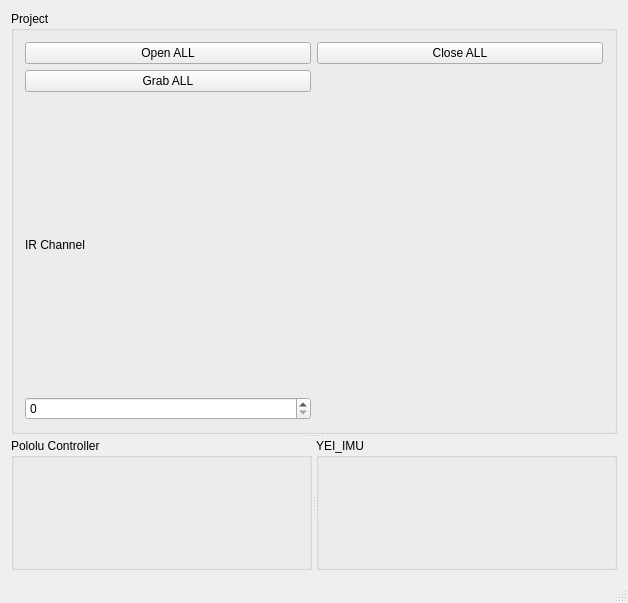
Before: the Qt Designer form mainwindow.ui in SilvioGiancola/OdroidXU4, drawn with Qt 5.
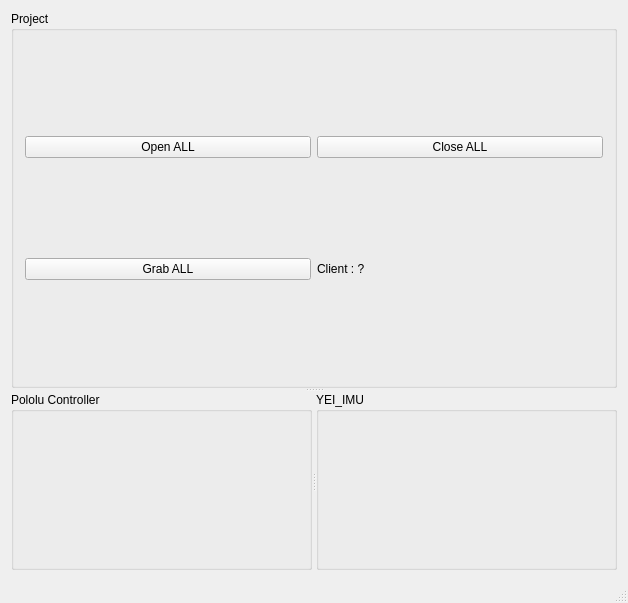
After: the same form once the commit is applied. Custom widgets are drawn as their Qt base class.

What changed in the file:
```diff
--- a/mainwindow.ui
+++ b/mainwindow.ui
@@ -52,17 +52,10 @@
           </property>
          </widget>
         </item>
-        <item row="3" column="1">
-         <widget class="QLabel" name="label">
+        <item row="2" column="2">
+         <widget class="QLabel" name="label_ClientState">
           <property name="text">
-           <string>IR Channel</string>
-          </property>
-         </widget>
-        </item>
-        <item row="4" column="1">
-         <widget class="QSpinBox" name="spinBox_indexChannel">
-          <property name="maximum">
-           <number>5</number>
+           <string>Client : ?</string>
           </property>
          </widget>
         </item>
```
Left out of the diff: 90 changed lines with no effect on the pictures.
